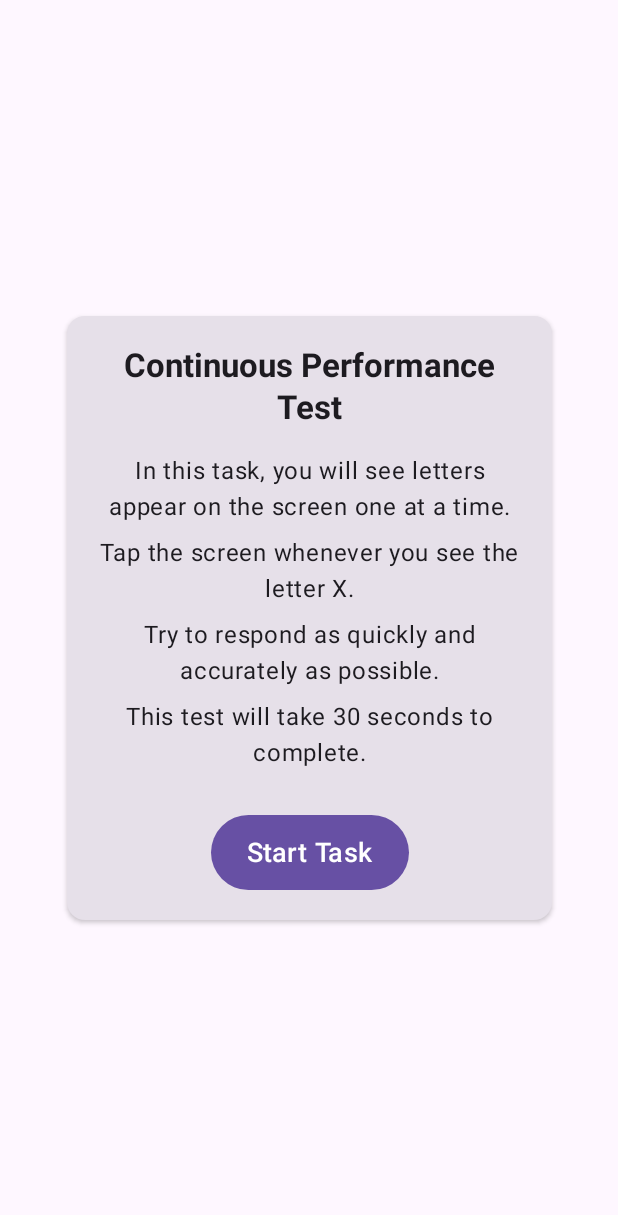
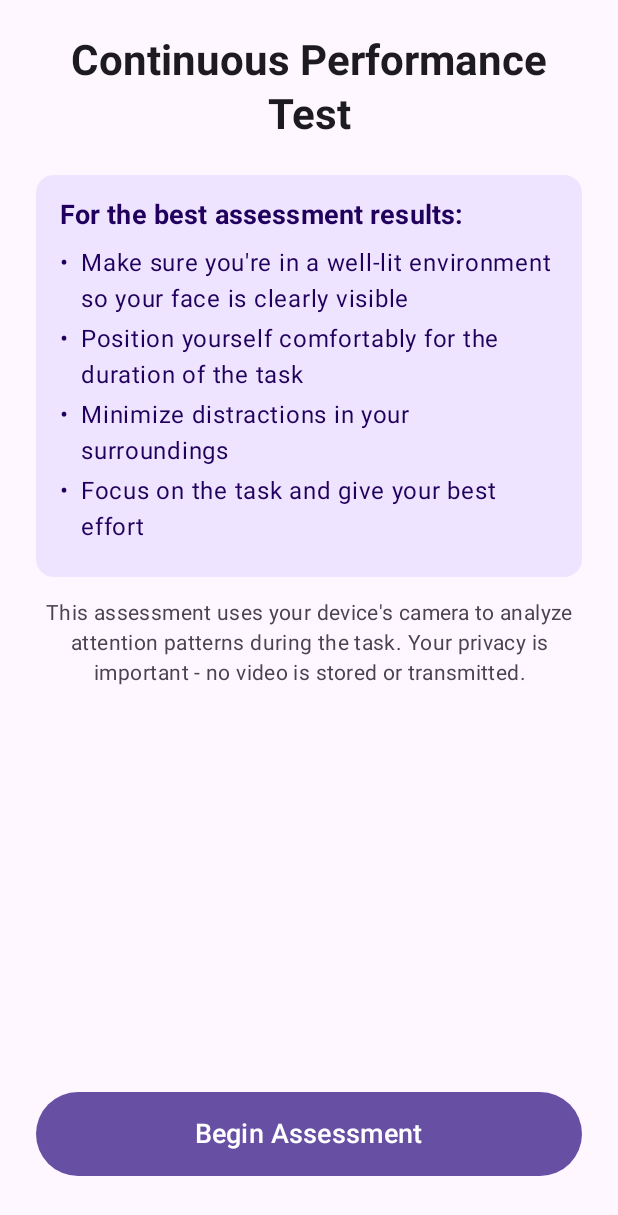
Before and after one commit to ivanjaven/recognicam-android, an Android app built with Jetpack Compose: the CPTTaskScreen screen opened through its navigation route, on a phone screen of 412 x 824 dp. Shown: the top 1215 px of the screen. Run offline under Robolectric (Android 15) with nearby library versions, the phone set to English and light mode, and no system bars; libraries missing offline, so code that uses them is left out: androidx.camera.core, androidx.camera.lifecycle, androidx.camera.view, com.google.mlkit.vision; 2 statements that could not run were skipped.

Commit message:
add instructions before starting all of quick assessments

```diff
--- /dev/null
+++ b/app/src/main/java/com/example/recognicam/presentation/components/QuickAssessmentInstructions.kt
@@ -0,0 +1,112 @@
+// QuickAssessmentInstructions.kt
+package com.example.recognicam.presentation.components
+
+import androidx.compose.foundation.layout.*
+import androidx.compose.foundation.rememberScrollState
+import androidx.compose.foundation.shape.RoundedCornerShape
+import androidx.compose.foundation.verticalScroll
+import androidx.compose.material3.*
+import androidx.compose.runtime.Composable
+import androidx.compose.ui.Alignment
+import androidx.compose.ui.Modifier
+import androidx.compose.ui.text.font.FontWeight
+import androidx.compose.ui.text.style.TextAlign
+import androidx.compose.ui.unit.dp
+
+@OptIn(ExperimentalMaterial3Api::class)
+@Composable
+fun QuickAssessmentInstructions(
+    taskName: String,
+    onBeginAssessment: () -> Unit
+) {
+    Column(
+        modifier = Modifier
+            .fillMaxSize()
+            .padding(24.dp)
+            .verticalScroll(rememberScrollState()),
+        horizontalAlignment = Alignment.CenterHorizontally
+    ) {
+        // Header
+        Text(
+            text = taskName,
+            style = MaterialTheme.typography.headlineMedium,
+            fontWeight = FontWeight.Bold,
+            textAlign = TextAlign.Center,
+            modifier = Modifier.padding(bottom = 16.dp)
+        )
+
+        Spacer(modifier = Modifier.height(8.dp))
+
+        Card(
+            modifier = Modifier.fillMaxWidth(),
+            colors = CardDefaults.cardColors(
+                containerColor = MaterialTheme.colorScheme.primaryContainer.copy(alpha = 0.7f),
+                contentColor = MaterialTheme.colorScheme.onPrimaryContainer
+            ),
+            elevation = CardDefaults.cardElevation(defaultElevation = 0.dp)
+        ) {
+            Column(
+                modifier = Modifier.padding(16.dp)
+            ) {
+                Text(
+                    text = "For the best assessment results:",
+                    style = MaterialTheme.typography.titleMedium,
+                    fontWeight = FontWeight.Bold,
+                    modifier = Modifier.padding(bottom = 12.dp)
+                )
+
+                BulletPoint("Make sure you're in a well-lit environment so your face is clearly visible")
+                BulletPoint("Position yourself comfortably for the duration of the task")
+                BulletPoint("Minimize distractions in your surroundings")
+                BulletPoint("Focus on the task and give your best effort")
+            }
+        }
+
+        Spacer(modifier = Modifier.height(16.dp))
+
+        Text(
+            text = "This assessment uses your device's camera to analyze attention patterns during the task. " +
+                    "Your privacy is important - no video is stored or transmitted.",
+            style = MaterialTheme.typography.bodyMedium,
+            textAlign = TextAlign.Center,
+            color = MaterialTheme.colorScheme.onSurfaceVariant
+        )
+
+        Spacer(modifier = Modifier.weight(1f, fill = true))
+
+        Button(
+            onClick = onBeginAssessment,
+            modifier = Modifier
+                .fillMaxWidth()
+                .padding(vertical = 16.dp)
+                .height(56.dp),
+            colors = ButtonDefaults.buttonColors(
+                containerColor = MaterialTheme.colorScheme.primary
+            )
+        ) {
+            Text(
+                text = "Begin Assessment",
+                style = MaterialTheme.typography.titleMedium
+            )
+        }
+    }
+}
+
+@Composable
+private fun BulletPoint(text: String) {
+    Row(
+        modifier = Modifier.padding(bottom = 8.dp),
+        verticalAlignment = Alignment.Top
+    ) {
+        Text(
+            text = "•",
+            style = MaterialTheme.typography.bodyLarge,
+            modifier = Modifier.padding(end = 8.dp, top = 0.dp)
+        )
+
+        Text(
+            text = text,
+            style = MaterialTheme.typography.bodyLarge
+        )
+    }
+}
--- a/app/src/main/java/com/example/recognicam/presentation/screens/CPTTaskScreen.kt
+++ b/app/src/main/java/com/example/recognicam/presentation/screens/CPTTaskScreen.kt
@@ -71,7 +71,14 @@ fun CPTTaskScreen(
     val uiState by viewModel.uiState.collectAsState()
 
     when (val state = uiState) {
+        is CPTTaskState.PreInstructions -> {
+            QuickAssessmentInstructions(
+                taskName = "Continuous Performance Test",
+                onBeginAssessment = { viewModel.proceedToTaskInstructions() }
+            )
+        }
         is CPTTaskState.Instructions -> {
+            // Existing Instructions code stays as is
             TaskInstructions(
                 title = "Continuous Performance Test",
                 instructions = listOf(
@@ -90,6 +97,7 @@ fun CPTTaskScreen(
                 }
             )
         }
+        // Rest remains unchanged
 
         is CPTTaskState.Countdown -> {
             CountdownTimer(
--- a/app/src/main/java/com/example/recognicam/presentation/viewmodel/CPTTaskViewModel.kt
+++ b/app/src/main/java/com/example/recognicam/presentation/viewmodel/CPTTaskViewModel.kt
@@ -17,6 +17,7 @@ import kotlin.random.Random
 
 // Definition of UI state for CPT task
 sealed class CPTTaskState {
+    object PreInstructions : CPTTaskState()
     object Instructions : CPTTaskState()
     data class Countdown(val count: Int) : CPTTaskState()
     object Running : CPTTaskState()
@@ -38,13 +39,16 @@ data class CPTTaskResult(
 )
 
 class CPTTaskViewModel(
-    private val context: Context
+    private val context: Context,
+    private val isPartOfFullAssessment: Boolean = false
 ) : BaseAssessmentTaskViewModel() {
 
     private val adhdAnalyzer = ADHDAnalyzer()
 
     // Task UI state
-    private val _uiState = MutableStateFlow<CPTTaskState>(CPTTaskState.Instructions)
+    private val _uiState = MutableStateFlow<CPTTaskState>(
+        if (isPartOfFullAssessment) CPTTaskState.Instructions
+        else CPTTaskState.PreInstructions)
     val uiState: StateFlow<CPTTaskState> = _uiState.asStateFlow()
 
     // CPT specific states
@@ -65,7 +69,7 @@ class CPTTaskViewModel(
     private var stimulusShownTime = 0L
 
     // Task parameters
-    private val letters = listOf('A', 'B', 'C', 'D', 'E', 'F', 'G', 'H', 'I', 'J', 'K', 'L')
+    private val letters = listOf('A', 'B', 'C', 'D', 'E', 'F', 'G', 'H', 'I', 'J')
     private val targetLetter = 'X'
     private var stimulusTimer: CountDownTimer? = null
 
@@ -74,6 +78,9 @@ class CPTTaskViewModel(
         if (!motionDetectionService.isTracking()) {
             motionDetectionService.resetTracking()
         }
+    }
+    fun proceedToTaskInstructions() {
+        _uiState.value = CPTTaskState.Instructions
     }
 
     fun startCountdown() {
@@ -301,11 +308,14 @@ class CPTTaskViewModel(
         stimulusTimer?.cancel()
     }
 
-    class Factory(private val context: Context) : ViewModelProvider.Factory {
+    class Factory(
+        private val context: Context,
+        private val isPartOfFullAssessment: Boolean = false  // Add this parameter
+    ) : ViewModelProvider.Factory {
         @Suppress("UNCHECKED_CAST")
         override fun <T : androidx.lifecycle.ViewModel> create(modelClass: Class<T>): T {
             if (modelClass.isAssignableFrom(CPTTaskViewModel::class.java)) {
-                return CPTTaskViewModel(context) as T
+                return CPTTaskViewModel(context, isPartOfFullAssessment) as T
             }
             throw IllegalArgumentException("Unknown ViewModel class")
         }
```
Also changed, not shown: app/src/main/java/com/example/recognicam/presentation/screens/AttentionShiftingTaskScreen.kt (+7 -0 lines), app/src/main/java/com/example/recognicam/presentation/screens/FullAssessmentScreen.kt (+7 -5 lines), app/src/main/java/com/example/recognicam/presentation/screens/GoNoGoTaskScreen.kt (+8 -0 lines), app/src/main/java/com/example/recognicam/presentation/screens/ReadingTaskScreen.kt (+7 -0 lines), app/src/main/java/com/example/recognicam/presentation/screens/WorkingMemoryTaskScreen.kt (+9 -0 lines), app/src/main/java/com/example/recognicam/presentation/viewmodel/AttentionShiftingTaskViewModel.kt (+16 -4 lines), app/src/main/java/com/example/recognicam/presentation/viewmodel/GoNoGoTaskViewModel.kt (+16 -4 lines), app/src/main/java/com/example/recognicam/presentation/viewmodel/ReadingTaskViewModel.kt (+16 -4 lines), app/src/main/java/com/example/recognicam/presentation/viewmodel/WorkingMemoryTaskViewModel.kt (+16 -4 lines).
